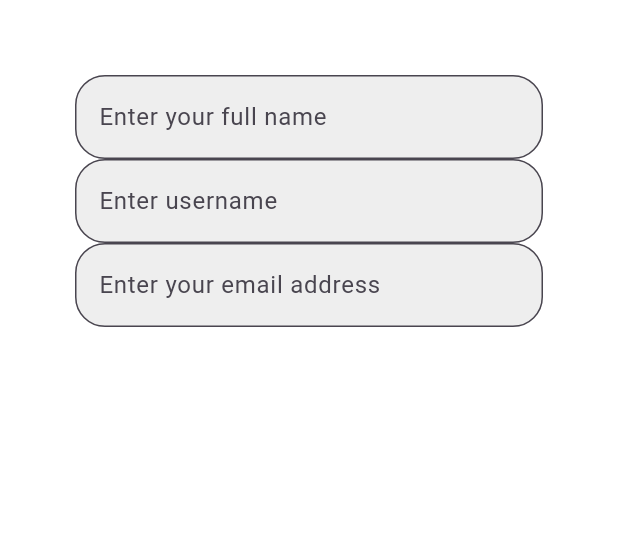
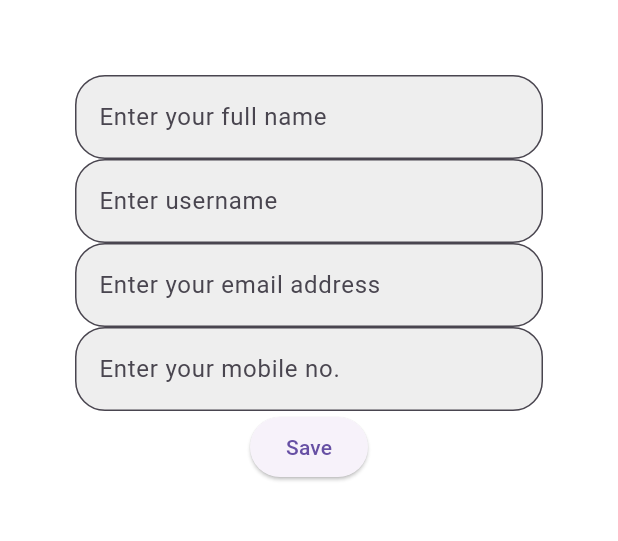
Before and after one commit to Ratndeep1999/to_do_app, a Flutter app: the SignUpPage screen opened directly, on a phone screen of 412 x 824 dp, the part 84-625 px from its top. Run offline on Flutter 3.47's test engine with Material 3 defaults, Android fonts, the phone set to English and light mode, and no system bars.

Commit message:
sign_up_page.dart : appbar add, form add, key add, full name text field add, username text field add, email text field add, mobile number text field add with ElevatedButton

```diff
--- a/lib/sign_up_page.dart
+++ b/lib/sign_up_page.dart
@@ -60,6 +60,7 @@ class _SignUpPageState extends State<SignUpPage> {
                 /// Email
                 TextFormField(
                   controller: _emailController,
+                  keyboardType: TextInputType.emailAddress,
                   decoration: InputDecoration(
                     hintText: 'Enter your email address',
                     filled: true,
@@ -70,7 +71,21 @@ class _SignUpPageState extends State<SignUpPage> {
                   ),
                 ),
 
+                /// Phone no.
+                TextFormField(
+                  controller: _userNameController,
+                  keyboardType: TextInputType.phone,
+                  decoration: InputDecoration(
+                    hintText: 'Enter your mobile no.',
+                    filled: true,
+                    fillColor: Colors.grey.shade200,
+                    border: OutlineInputBorder(
+                      borderRadius: BorderRadius.circular(20),
+                    ),
+                  ),
+                ),
 
+                ElevatedButton(onPressed: () {}, child: Text('Save')),
               ],
             ),
           ),
```
